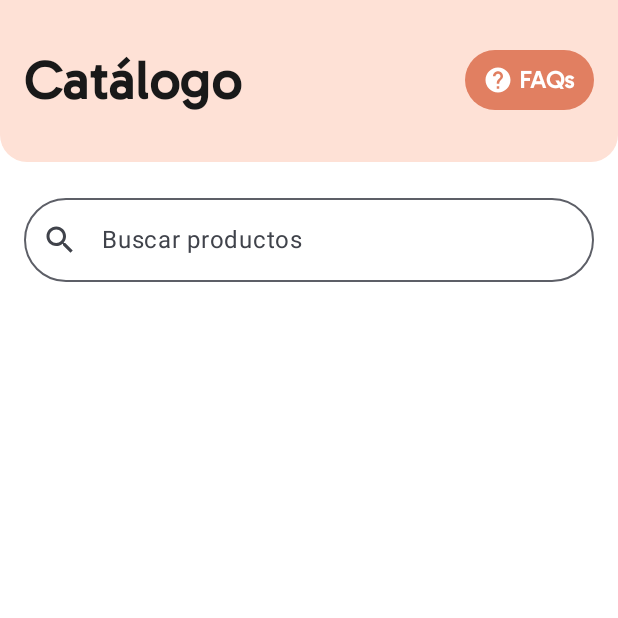
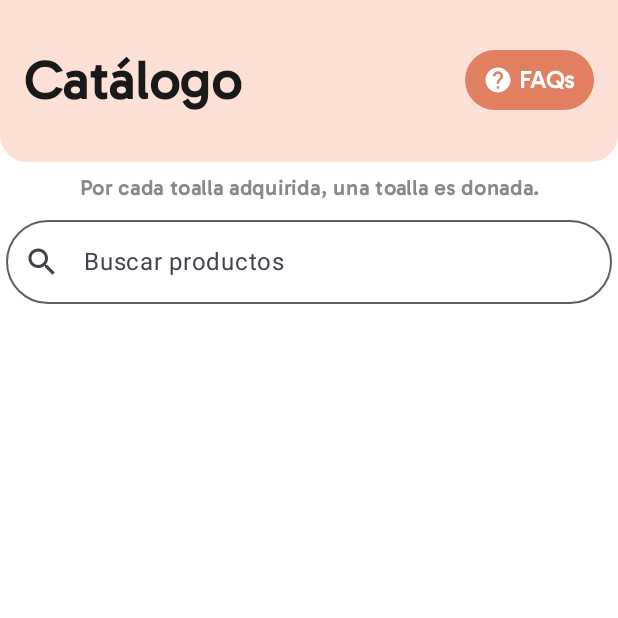
Before and after one commit to MarzyHernandez/ZazilApp, an Android app built with Jetpack Compose: the CatalogScreen screen opened through its navigation route, on a phone screen of 412 x 824 dp, the top half of it. Run offline under Robolectric (Android 15) with nearby library versions, the light colour scheme and no system bars; our stand-ins replace Firebase (no records; nobody signed in at launch, a user with empty details on screens opened directly), livedata-compose; pictures from the network do not load; 2 statements that could not run were skipped.

Commit message:
Frase en catálogo

```diff
--- a/App Android/app/src/main/java/mx/acg/zazil/view/CatalogScreen.kt
+++ b/App Android/app/src/main/java/mx/acg/zazil/view/CatalogScreen.kt
@@ -2,6 +2,7 @@ package mx.acg.zazil.view
 
 import androidx.compose.foundation.Image
 import androidx.compose.foundation.background
+import androidx.compose.foundation.border
 import androidx.compose.foundation.clickable
 import androidx.compose.foundation.layout.*
 import androidx.compose.foundation.lazy.grid.GridCells
@@ -9,6 +10,7 @@ import androidx.compose.foundation.lazy.grid.LazyVerticalGrid
 import androidx.compose.foundation.lazy.grid.items
 import androidx.compose.foundation.shape.RoundedCornerShape
 import androidx.compose.material.icons.Icons
+import androidx.compose.material.icons.filled.Favorite
 import androidx.compose.material.icons.filled.Help
 import androidx.compose.material3.Text
 import androidx.compose.runtime.Composable
@@ -32,7 +34,9 @@ import androidx.compose.material3.OutlinedTextField
 import androidx.compose.material3.Icon
 import androidx.compose.material3.IconButton
 import androidx.compose.runtime.*
+import androidx.compose.ui.graphics.Brush
 import androidx.compose.ui.text.input.TextFieldValue
+import androidx.compose.ui.text.style.TextAlign
 import java.util.Locale
 
 /**
@@ -91,7 +95,7 @@ fun CatalogScreen(
         } else {
             // Muestra el contenido cuando los productos ya han cargado
             Column {
-                // Encabezado con logo y texto "ZAZIL"
+                // Encabezado
                 Box(
                     modifier = Modifier
                         .fillMaxWidth()
@@ -151,10 +155,22 @@ fun CatalogScreen(
                     modifier = Modifier
                         .fillMaxSize()
                         .background(Color.White)
-                        .padding(16.dp)
+                        .padding(4.dp)
                         .clip(RoundedCornerShape(topStart = 24.dp, topEnd = 24.dp))
                 ) {
                     Column {
+                        // Mensaje antes del buscador
+                        Text(
+                            text = "Por cada toalla adquirida, una toalla es donada.",
+                            fontSize = 14.sp,
+                            fontWeight = FontWeight.Bold,
+                            fontFamily = gabaritoFontFamily,
+                            color = Color.Gray,
+                            textAlign = TextAlign.Center,
+                            modifier = Modifier
+                                .fillMaxWidth()
+                                .padding(vertical = 1.dp)
+                        )
                         // Barra de búsqueda
                         OutlinedTextField(
                             value = searchQuery,
@@ -162,7 +178,7 @@ fun CatalogScreen(
                             label = { Text("Buscar productos") },
                             modifier = Modifier
                                 .fillMaxWidth()
-                                .padding(bottom = 16.dp),
+                                .padding(bottom = 14.dp),
                             singleLine = true,
                             leadingIcon = {
                                 Icon(
```
